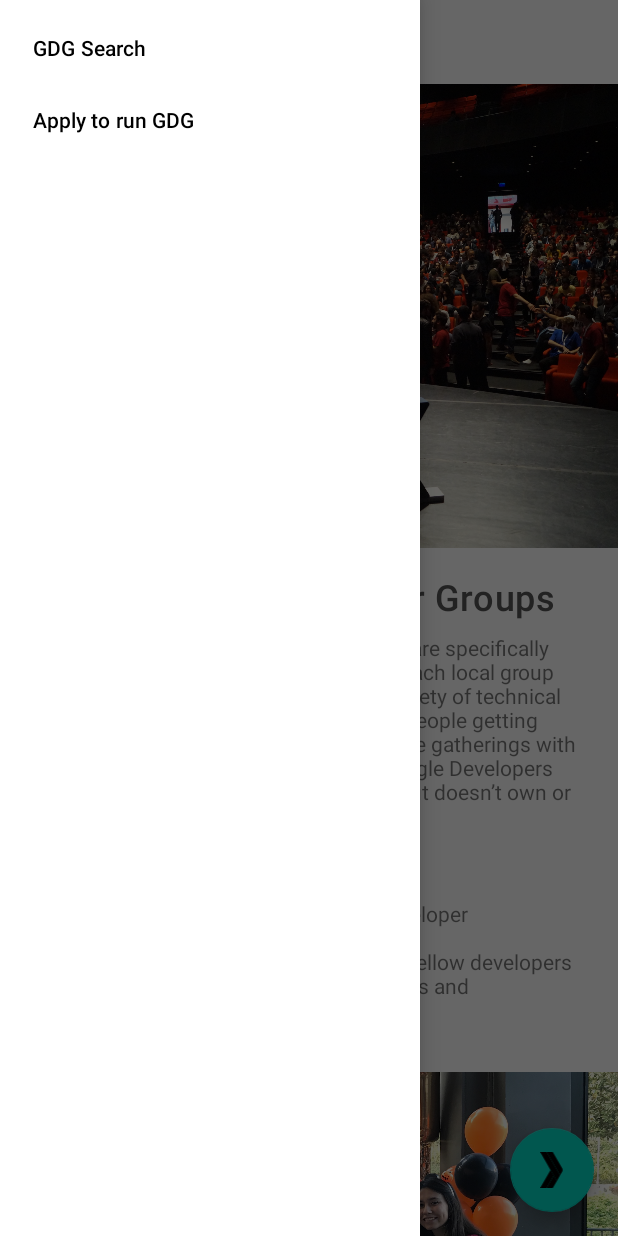
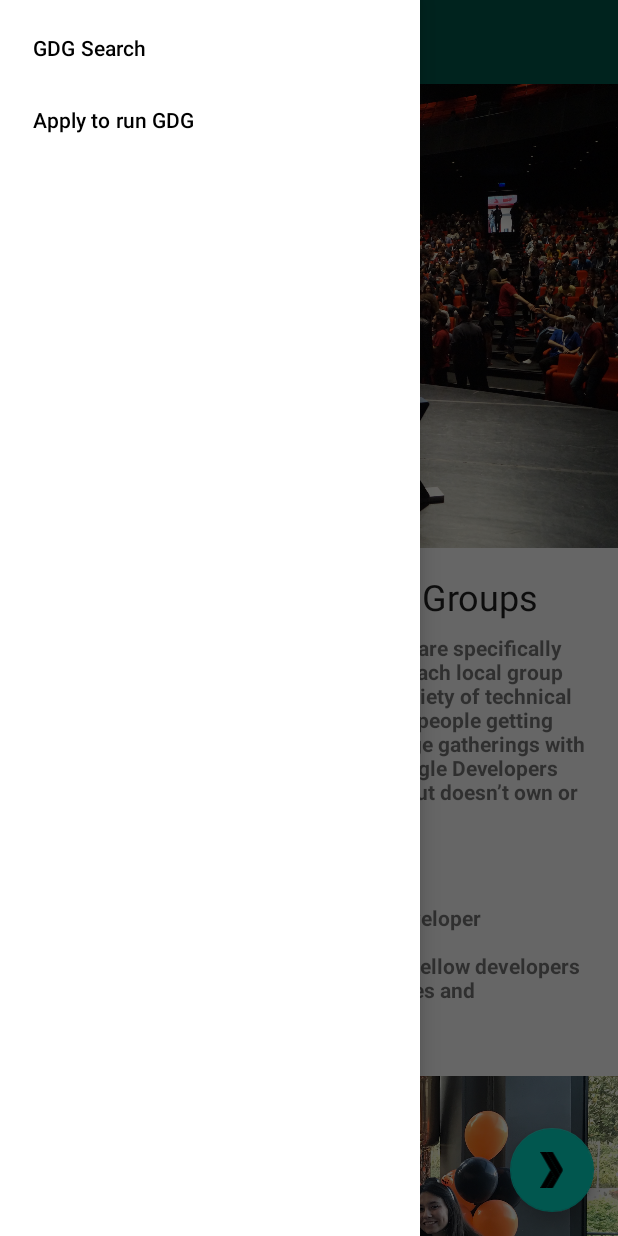
Before and after one commit to VitorMakiyama/GDG-Finder-Android-Course, an Android app: the screen it shows after launch (MainActivity), with the side drawer open, on a phone screen of 412 x 824 dp. Run offline under Robolectric (Android 15) with nearby library versions, the phone set to English and light mode, and no system bars; our stand-ins replace data binding, navigation-ui; Roboto replaces fonts that are not available here.

Commit message:
Step 5 Added Material Attributes and Overlay

```diff
--- a/app/src/main/res/layout/activity_main.xml
+++ b/app/src/main/res/layout/activity_main.xml
@@ -12,6 +12,8 @@
 
             <androidx.appcompat.widget.Toolbar
                     android:id="@+id/toolbar"
+                    android:theme="@style/ThemeOverlay.MaterialComponents.Dark.ActionBar"
+                    android:background="@color/colorPrimaryDark"
                     android:layout_width="match_parent"
                     android:layout_height="?attr/actionBarSize">
                 <ImageView
@@ -19,7 +21,8 @@
                         android:layout_width="150dp"
                         android:layout_height="match_parent"
                         app:srcCompat="@drawable/logo"
-                        android:contentDescription="@string/app_name"/>
+                        android:contentDescription="@string/app_name"
+                        app:tint="?colorOnPrimary" />
             </androidx.appcompat.widget.Toolbar>
 
             <fragment
--- a/app/src/main/res/layout/home_fragment.xml
+++ b/app/src/main/res/layout/home_fragment.xml
@@ -1,6 +1,7 @@
 <?xml version="1.0" encoding="utf-8"?>
 
-<layout xmlns:android="http://schemas.android.com/apk/res/android"
+<layout xmlns:tools="http://schemas.android.com/tools"
+    xmlns:android="http://schemas.android.com/apk/res/android"
     xmlns:app="http://schemas.android.com/apk/res-auto">
 
     <data>
@@ -13,7 +14,7 @@
         android:layout_width="match_parent"
         android:layout_height="match_parent">
 
-        <androidx.core.widget.NestedScrollView xmlns:tools="http://schemas.android.com/tools"
+        <androidx.core.widget.NestedScrollView
             android:layout_height="match_parent"
             android:layout_width="match_parent">
 
@@ -37,7 +38,7 @@
 
                 <TextView
                     android:id="@+id/title"
-                    style="@style/TextAppearance.Title"
+                    style="@style/TextAppearance.MaterialComponents.Headline5"
                     android:layout_width="0dp"
                     android:layout_height="wrap_content"
                     android:layout_marginTop="16dp"
@@ -51,15 +52,16 @@
                     android:id="@+id/intro_text"
                     android:layout_width="0dp"
                     android:layout_height="wrap_content"
-                    app:layout_constraintTop_toBottomOf="@id/title"
+                    android:layout_marginTop="8dp"
+                    android:fontFamily="@font/roboto_slab"
+                    android:text="@string/gdg_description_long"
+                    app:layout_constraintEnd_toStartOf="@+id/end_grid"
                     app:layout_constraintStart_toStartOf="@+id/start_grid"
-                    app:layout_constraintEnd_toStartOf="@+id/end_grid"
-                    android:text="@string/gdg_description_long"
-                    android:layout_marginTop="8dp" />
+                    app:layout_constraintTop_toBottomOf="@id/title" />
 
                 <TextView
                     android:id="@+id/subtitle"
-                    style="@style/TextAppearance.Subtitle"
+                    style="@style/TextAppearance.MaterialComponents.Headline6"
                     android:layout_width="0dp"
                     android:layout_height="wrap_content"
                     android:layout_marginTop="13dp"
--- a/app/src/main/res/values/styles.xml
+++ b/app/src/main/res/values/styles.xml
@@ -8,14 +8,12 @@
         <item name="colorAccent">@color/colorAccent</item>
         <item name="android:fontFamily">@font/almendra_display</item>
         <item name="fontFamily">@font/almendra_display</item>
+        <item name="android:textStyle">bold</item>
+
+        <item name="textAppearanceHeadline6">@style/CustomHeadline6</item>
     </style>
 
-    <style name="TextAppearance.Title" parent="TextAppearance.MaterialComponents.Headline6" >
-        <item name="android:textSize">24sp</item>
-        <item name="android:textColor">#555555</item>
-    </style>
-
-    <style name="TextAppearance.Subtitle" parent="TextAppearance.Title">
+    <style name="CustomHeadline6" parent="TextAppearance.MaterialComponents.Headline6">
         <item name="android:textSize">18sp</item>
     </style>
 </resources>
```
